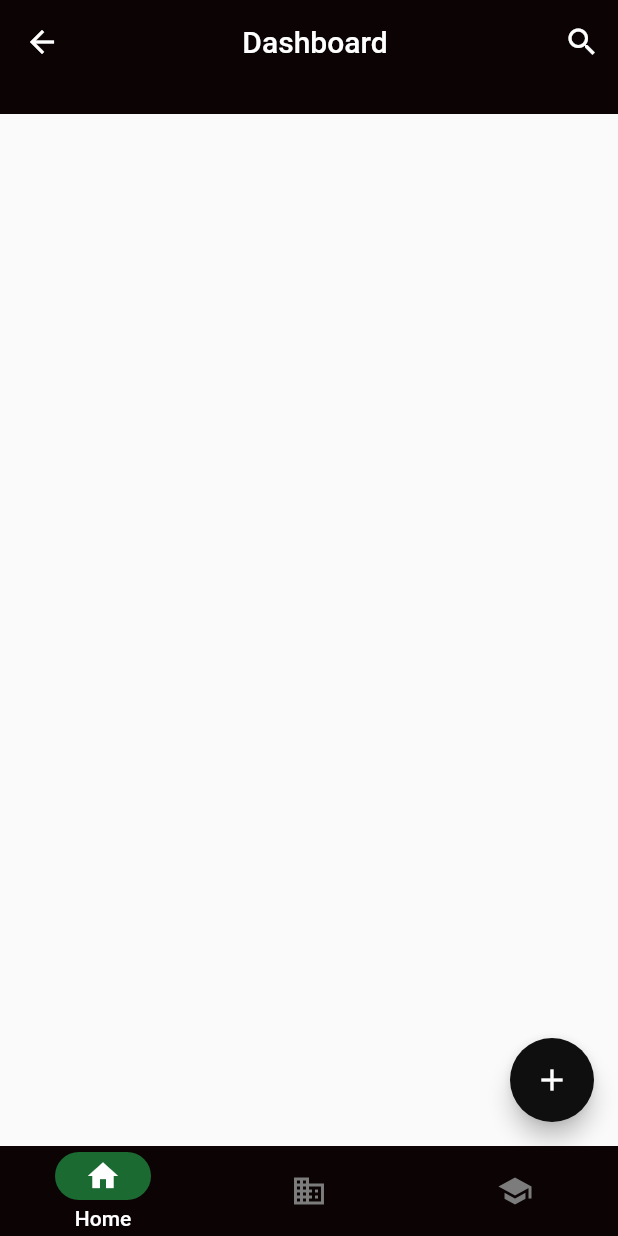
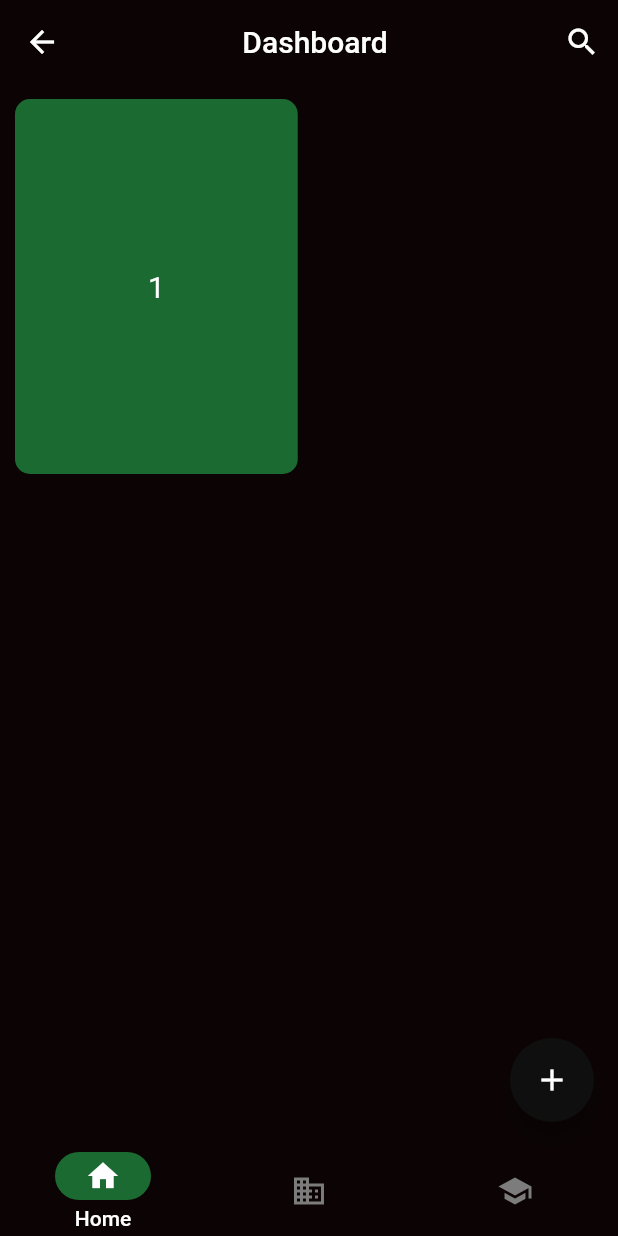
Before and after one commit to Dandyrachmad033/Memo, a Flutter app: the screen it shows after launch, after a tap on the "add" icon, on a phone screen of 412 x 824 dp. Run offline on Flutter 3.47's test engine with Material 2 defaults, Android fonts, the phone set to English and light mode, and no system bars.

Commit message:
add data from floating to builder

```diff
--- a/nodepad/lib/main.dart
+++ b/nodepad/lib/main.dart
@@ -36,6 +36,7 @@
       ),
 
       body: Container(
+        height: MediaQuery.of(context).size.height,
         color: Color.fromARGB(255, 12, 4, 4),
         child: SingleChildScrollView (
           child: Column(
@@ -54,7 +55,9 @@
 
       floatingActionButton: FloatingActionButton(
         onPressed: () {
-
+          setState(() {
+          data.add("${data.length + 1}");
+          });
         },
         child: Icon(Icons.add),
         backgroundColor: Color.fromARGB(255, 14, 15, 14),
@@ -96,6 +99,15 @@
             borderRadius: BorderRadius.circular(10),
             color:  Color.fromARGB(255, 27, 106, 50),
           ),
+          child: Center(
+            child: Text(
+              data[index],
+              style: TextStyle(
+                fontSize: 20,
+                color: Colors.white,
+              ),
+            ),
+          )
         );
       },
     );
```
